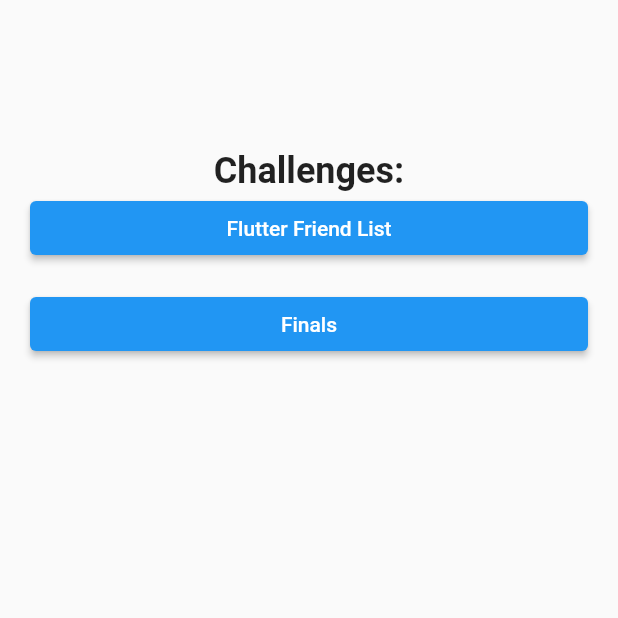
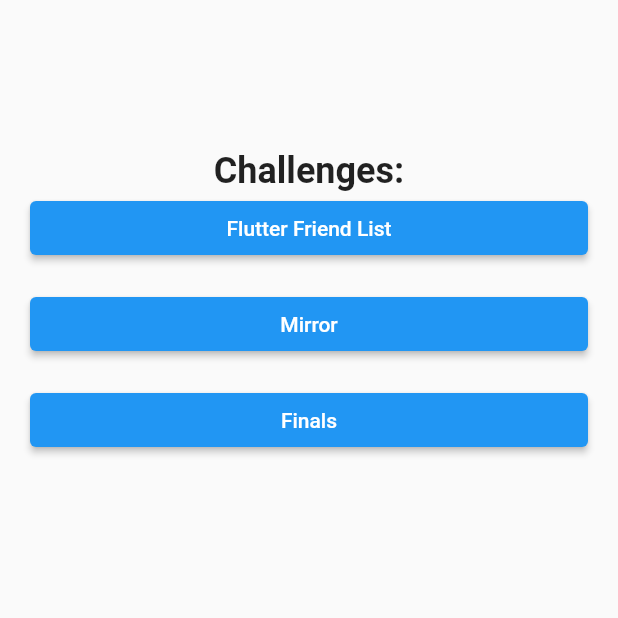
Before and after one commit to lohnn/flutter-in-the-dark, a Flutter app: the screen it shows after launch, on a phone screen of 412 x 824 dp, the top half of it. Run offline on Flutter 3.47's test engine with Material 2 defaults, Android fonts, the phone set to English and light mode, and no system bars; our stand-ins replace flutter_hooks.

Commit message:
Mirror added

```diff
--- a/lib/main.dart
+++ b/lib/main.dart
@@ -1,6 +1,7 @@
 import 'package:flutter/material.dart';
 import 'package:flutter_in_the_dark/challenges/finals.dart';
 import 'package:flutter_in_the_dark/challenges/flutter_friend_list.dart';
+import 'package:flutter_in_the_dark/challenges/mirror.dart';
 
 void main() {
   runApp(const MainApp());
@@ -15,6 +16,7 @@ class MainApp extends StatelessWidget {
       routes: {
         HomeScreen.path: (_) => const HomeScreen(),
         FlutterFriendList.path: (_) => const FlutterFriendList(),
+        Mirror.path: (_) => const Mirror(),
         Finals.path: (_) => const Finals(),
       },
       home: const HomeScreen(),
@@ -48,6 +50,12 @@ class HomeScreen extends StatelessWidget {
             const SizedBox(height: 16),
             ElevatedButton(
               onPressed: () =>
+                  Navigator.pushNamed(context, Mirror.path),
+              child: const Text("Mirror"),
+            ),
+            const SizedBox(height: 16),
+            ElevatedButton(
+              onPressed: () =>
                   Navigator.pushNamed(context, Finals.path),
               child: const Text("Finals"),
             ),
```
Also changed, not shown: lib/challenges/mirror.dart (added, +45 -0 lines).
